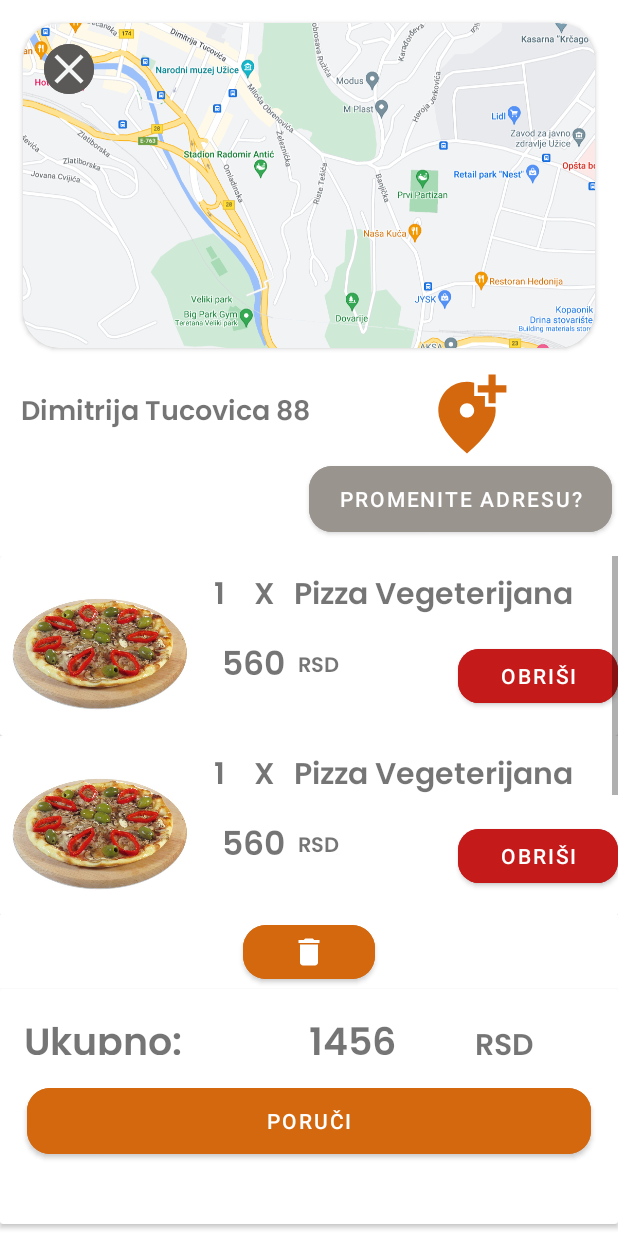
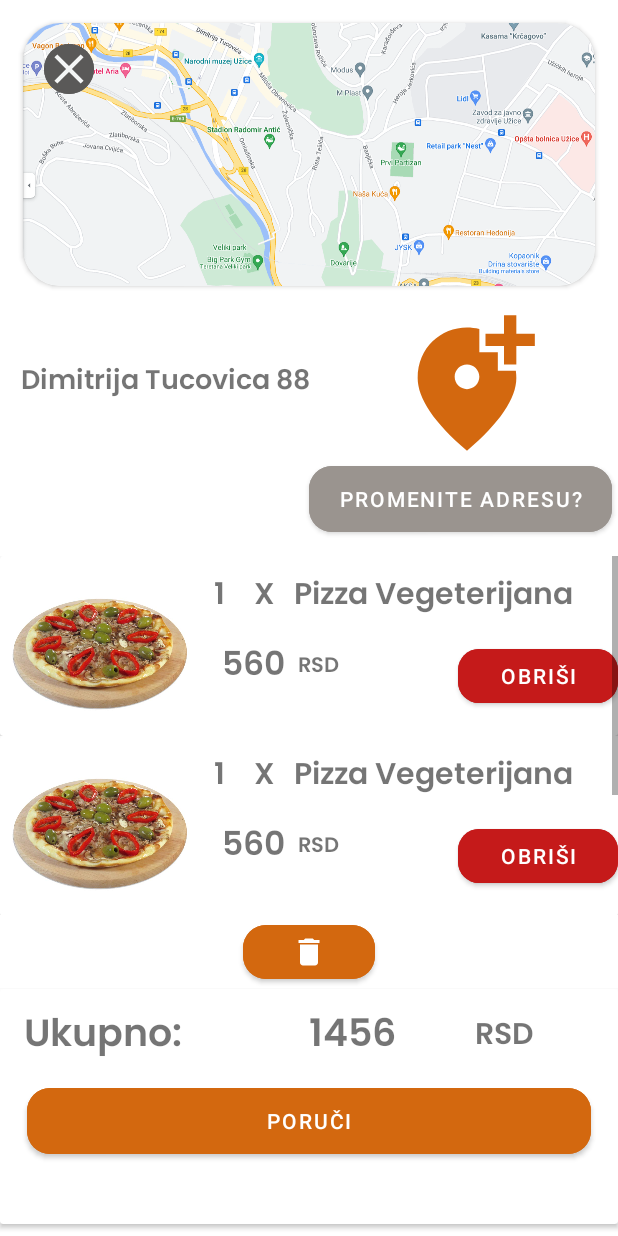
Before and after one commit to kumulonimbus91/Cest_la_vie, an Android app: the layout fragment_order.xml on its own in the app's theme, with its tools: preview values and no code run, on a phone screen of 412 x 824 dp. Run offline under Robolectric (Android 15) with nearby library versions, the phone set to English and light mode, and no system bars.

Commit message:
db fixed

```diff
--- a/app/src/main/java/com/nenad/cestlavieuzice/database/DishDatabase.kt
+++ b/app/src/main/java/com/nenad/cestlavieuzice/database/DishDatabase.kt
@@ -4,10 +4,13 @@ import androidx.room.Database
 import androidx.room.RoomDatabase
 import androidx.room.TypeConverters
 import com.nenad.cestlavieuzice.database.model.Dish
+import com.nenad.cestlavieuzice.database.model.Order
 
-@Database(entities = [Dish::class], version = 1)
+@Database(entities = [Dish::class, Order::class], version = 5)
 @TypeConverters(Converters::class)
 abstract class DishDatabase: RoomDatabase() {
 
     abstract fun getDao(): Dao
+
+
 }
--- a/app/src/main/java/com/nenad/cestlavieuzice/database/Localdatasource.kt
+++ b/app/src/main/java/com/nenad/cestlavieuzice/database/Localdatasource.kt
@@ -34,9 +34,7 @@ class Localdatasource @Inject constructor(private val dao: Dao) {
         dao.deleteAllOrders()
     }
 
-    suspend fun deleteOrder(order: Order) {
-        dao.deleteOrder(order)
-    }
+
 
 
 
--- a/app/src/main/java/com/nenad/cestlavieuzice/database/Repository.kt
+++ b/app/src/main/java/com/nenad/cestlavieuzice/database/Repository.kt
@@ -19,7 +19,6 @@ class Repository @Inject constructor(val local: Localdatasource) {
 
        suspend fun insertOrder(order: Order) = local.insertOrder(order)
 
-       suspend fun deleteOrder(order: Order) = local.deleteOrder(order)
 
        suspend fun deleteAllOrders() = local.deleteAllOrders()
 
--- a/app/src/main/java/com/nenad/cestlavieuzice/di/DatabaseModule.kt
+++ b/app/src/main/java/com/nenad/cestlavieuzice/di/DatabaseModule.kt
@@ -18,7 +18,7 @@ object DatabaseModule {
     @Singleton
     @Provides
     fun provideDatabase(@ApplicationContext context: Context) =
-        Room.databaseBuilder(context, DishDatabase::class.java, DATABASE_DISH).build()
+        Room.databaseBuilder(context, DishDatabase::class.java, DATABASE_DISH).fallbackToDestructiveMigration().build()
 
     @Singleton
     @Provides
--- a/app/src/main/res/layout/fragment_order.xml
+++ b/app/src/main/res/layout/fragment_order.xml
@@ -19,6 +19,7 @@
             app:layout_constraintTop_toTopOf="parent">
 
             <ImageView
+                android:id="@+id/img_close"
                 android:layout_width="match_parent"
                 android:layout_height="match_parent"
                 android:scaleType="centerCrop"
@@ -135,14 +136,17 @@
                 <LinearLayout
                     android:layout_width="match_parent"
                     android:layout_height="60dp"
+                    android:layout_gravity="center"
+                    android:gravity="center"
                     android:orientation="horizontal">
 
                     <TextView
                         android:layout_width="0dp"
-                        android:layout_height="wrap_content"
+                        android:layout_height="40dp"
                         android:layout_margin="16sp"
                         android:layout_weight="2"
                         android:maxLines="1"
+                        android:layout_gravity="center"
                         android:fontFamily="@font/poppins_semibold"
                         android:text="Ukupno:"
                         android:textSize="25sp" />
@@ -150,7 +154,7 @@
                     <TextView
                         android:id="@+id/full_price"
                         android:layout_width="0dp"
-                        android:layout_height="wrap_content"
+                        android:layout_height="40dp"
                         android:layout_margin="16sp"
                         android:layout_weight="1"
                         android:maxLines="1"
@@ -160,7 +164,7 @@
 
                     <TextView
                         android:layout_width="0dp"
-                        android:layout_height="wrap_content"
+                        android:layout_height="30dp"
                         android:layout_margin="16sp"
                         android:layout_weight="1"
                         android:maxLines="1"
@@ -192,7 +196,7 @@
             android:layout_width="wrap_content"
             android:layout_height="wrap_content"
             android:orientation="horizontal"
-            app:layout_constraintGuide_percent="0.3" />
+            app:layout_constraintGuide_percent="0.25" />
 
         <androidx.constraintlayout.widget.Guideline
             android:id="@+id/guideline5"
```
Also changed, not shown: app/src/main/java/com/nenad/cestlavieuzice/database/Converters.kt (+18 -21 lines), app/src/main/java/com/nenad/cestlavieuzice/database/Dao.kt (+9 -6 lines), app/src/main/java/com/nenad/cestlavieuzice/database/OrdersDatabase.kt (deleted, +0 -11 lines), app/src/main/java/com/nenad/cestlavieuzice/view/fragments/OrderFragment.kt (+19 -16 lines), app/src/main/java/com/nenad/cestlavieuzice/view/fragments/OverviewFragment.kt (+36 -19 lines), app/src/main/java/com/nenad/cestlavieuzice/view/fragments/PizzaFragment.kt (+1 -22 lines), app/src/main/java/com/nenad/cestlavieuzice/viewmodel/ViewModel.kt (+2 -6 lines).
